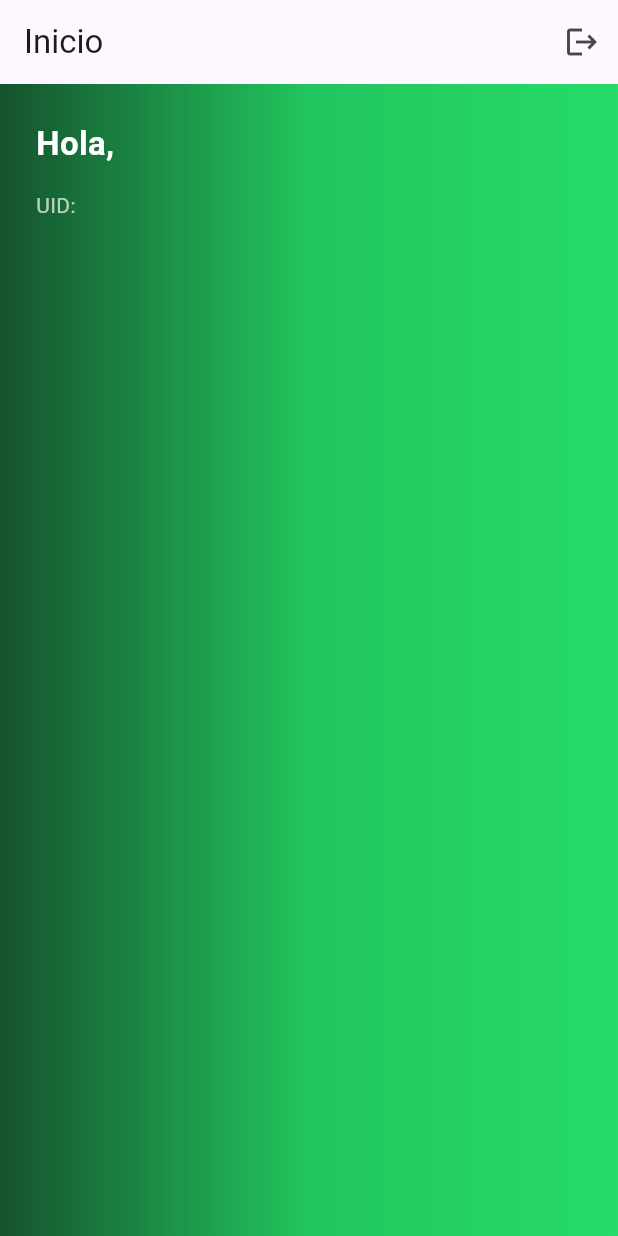
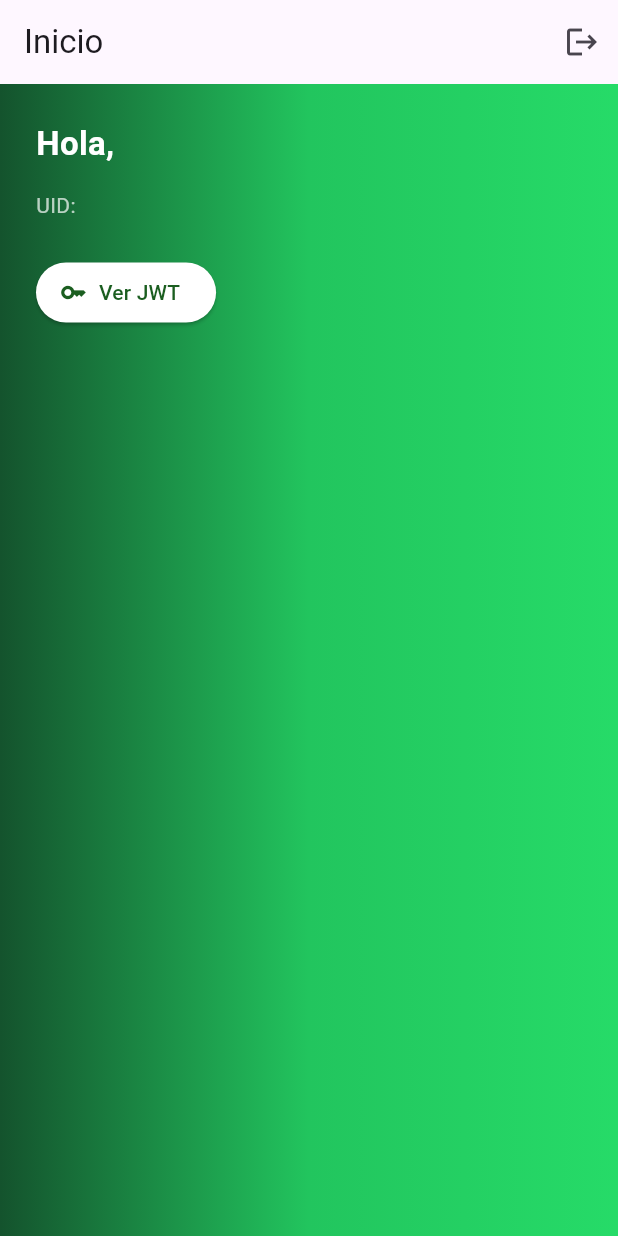
Before and after one commit to HarrySevenVader/Ruta-5-, a Flutter app: the screen it shows after launch, after a tap on "Iniciar sesión", after a tap on "Continuar con Google", on a phone screen of 412 x 824 dp. Run offline on Flutter 3.47's test engine with Material 3 defaults, Android fonts, the phone set to English and light mode, and no system bars; our stand-ins replace firebase_auth, firebase_core, google_sign_in, shared_preferences; accounts and stored records are empty.

Commit message:
Manejo de token con Shredpreferences

```diff
--- a/lib/features/auth/data/repositories/firebase_auth_repository.dart
+++ b/lib/features/auth/data/repositories/firebase_auth_repository.dart
@@ -1,5 +1,7 @@
 import 'package:firebase_auth/firebase_auth.dart' as fb;
 import 'package:google_sign_in/google_sign_in.dart';
+import 'package:flutter/foundation.dart';
+import 'package:shared_preferences/shared_preferences.dart';
 
 import '../../domain/entities/user_entity.dart';
 import '../../domain/repositories/auth_repository.dart';
@@ -11,8 +13,8 @@ class FirebaseAuthRepository implements AuthRepository {
   FirebaseAuthRepository({
     fb.FirebaseAuth? firebaseAuth,
     GoogleSignIn? googleSignIn,
-  })  : _firebaseAuth = firebaseAuth ?? fb.FirebaseAuth.instance,
-        _googleSignIn = googleSignIn ?? GoogleSignIn();
+  }) : _firebaseAuth = firebaseAuth ?? fb.FirebaseAuth.instance,
+       _googleSignIn = googleSignIn ?? GoogleSignIn();
 
   @override
   Future<UserEntity?> signInWithGoogle() async {
@@ -21,12 +23,19 @@ class FirebaseAuthRepository implements AuthRepository {
       if (googleUser == null) return null;
 
       final googleAuth = await googleUser.authentication;
+      final prefs = await SharedPreferences.getInstance();
+      prefs.setString('jwt', googleAuth.idToken ?? '');
+
+      debugPrint("TOKEN DIRECTO DE GOOGLE:");
+      debugPrint(googleAuth.idToken ?? 'sin token');
       final credential = fb.GoogleAuthProvider.credential(
         accessToken: googleAuth.accessToken,
         idToken: googleAuth.idToken,
       );
 
-      final userCredential = await _firebaseAuth.signInWithCredential(credential);
+      final userCredential = await _firebaseAuth.signInWithCredential(
+        credential,
+      );
       final user = userCredential.user;
       if (user == null) return null;
 
@@ -37,9 +46,15 @@ class FirebaseAuthRepository implements AuthRepository {
   }
 
   @override
-  Future<UserEntity?> signInWithEmailPassword(String email, String password) async {
+  Future<UserEntity?> signInWithEmailPassword(
+    String email,
+    String password,
+  ) async {
     try {
-      final userCredential = await _firebaseAuth.signInWithEmailAndPassword(email: email, password: password);
+      final userCredential = await _firebaseAuth.signInWithEmailAndPassword(
+        email: email,
+        password: password,
+      );
       return _mapFirebaseUserToEntity(userCredential.user);
     } catch (_) {
       return null;
@@ -47,9 +62,15 @@ class FirebaseAuthRepository implements AuthRepository {
   }
 
   @override
-  Future<UserEntity?> registerWithEmailPassword(String email, String password) async {
+  Future<UserEntity?> registerWithEmailPassword(
+    String email,
+    String password,
+  ) async {
     try {
-      final userCredential = await _firebaseAuth.createUserWithEmailAndPassword(email: email, password: password);
+      final userCredential = await _firebaseAuth.createUserWithEmailAndPassword(
+        email: email,
+        password: password,
+      );
       return _mapFirebaseUserToEntity(userCredential.user);
     } catch (_) {
       return null;
@@ -67,6 +88,13 @@ class FirebaseAuthRepository implements AuthRepository {
     return _firebaseAuth.userChanges().map(_mapFirebaseUserToEntity);
   }
 
+  @override
+  Future<String?> getIdToken() async {
+    final user = _firebaseAuth.currentUser;
+    if (user == null) return null;
+    return await user.getIdToken();
+  }
+
   UserEntity? _mapFirebaseUserToEntity(fb.User? user) {
     if (user == null) return null;
     return UserEntity(
--- a/lib/features/auth/domain/repositories/auth_repository.dart
+++ b/lib/features/auth/domain/repositories/auth_repository.dart
@@ -6,6 +6,7 @@ abstract class AuthRepository {
   Future<UserEntity?> registerWithEmailPassword(String email, String password);
   Future<void> signOut();
   Stream<UserEntity?> get userChanges;
+  Future<String?> getIdToken();
 }
 
 
--- a/lib/features/home/presentation/pages/home_view.dart
+++ b/lib/features/home/presentation/pages/home_view.dart
@@ -1,11 +1,20 @@
 import 'package:flutter/material.dart';
+import 'package:flutter/services.dart';
 import 'package:provider/provider.dart';
 
 import '../../../auth/data/repositories/firebase_auth_repository.dart';
 import '../../../auth/domain/entities/user_entity.dart';
 
-class HomeView extends StatelessWidget {
+class HomeView extends StatefulWidget {
   const HomeView({super.key});
+
+  @override
+  State<HomeView> createState() => _HomeViewState();
+}
+
+class _HomeViewState extends State<HomeView> {
+  String? _jwt;
+  bool _isLoading = false;
 
   @override
   Widget build(BuildContext context) {
@@ -40,7 +49,7 @@ class HomeView extends StatelessWidget {
                     Navigator.pushReplacementNamed(context, '/');
                   }
                 },
-              )
+              ),
             ],
           ),
           body: SafeArea(
@@ -61,16 +70,106 @@ class HomeView extends StatelessWidget {
               child: Column(
                 crossAxisAlignment: CrossAxisAlignment.start,
                 children: [
-                  Text('Hola, ${user.displayName ?? user.email}',
-                      style: const TextStyle(
-                        fontSize: 22,
+                  Text(
+                    'Hola, ${user.displayName ?? user.email}',
+                    style: const TextStyle(
+                      fontSize: 22,
+                      color: Colors.white,
+                      fontWeight: FontWeight.bold,
+                    ),
+                  ),
+                  const SizedBox(height: 16),
+                  Text(
+                    'UID: ${user.uid}',
+                    style: const TextStyle(color: Colors.white70),
+                  ),
+
+                  const SizedBox(height: 24),
+                  ElevatedButton.icon(
+                    icon: const Icon(Icons.key),
+                    label: const Text('Ver JWT'),
+                    style: ElevatedButton.styleFrom(
+                      foregroundColor: Colors.green[900],
+                      backgroundColor: Colors.white,
+                    ),
+                    onPressed: () async {
+                      setState(() {
+                        _isLoading = true;
+                      });
+                      try {
+                        // Asegúrate de que este método exista en tu repositorio
+                        final token = await authRepo.getIdToken();
+                        setState(() {
+                          _jwt = token;
+                          _isLoading = false;
+                        });
+                      } catch (e) {
+                        setState(() {
+                          _jwt = "Error al obtener el token: $e";
+                          _isLoading = false;
+                        });
+                      }
+                    },
+                  ),
+
+                  const SizedBox(height: 16),
+                  if (_isLoading)
+                    const Center(
+                      child: CircularProgressIndicator(color: Colors.white),
+                    ),
+
+                  if (_jwt != null && !_isLoading) ...[
+                    const Text(
+                      'JWT Token:',
+                      style: TextStyle(
+                        fontSize: 16,
                         color: Colors.white,
                         fontWeight: FontWeight.bold,
-                      )),
-                  const SizedBox(height: 16),
-                  Text('UID: ${user.uid}',
-                      style: const TextStyle(color: Colors.white70)),
-                  // Agregá más widgets personalizados aquí
+                      ),
+                    ),
+                    const SizedBox(height: 8),
+                    Container(
+                      padding: const EdgeInsets.all(12),
+                      decoration: BoxDecoration(
+                        color: Colors.white.withOpacity(0.2),
+                        borderRadius: BorderRadius.circular(8),
+                      ),
+                      child: Column(
+                        crossAxisAlignment: CrossAxisAlignment.start,
+                        children: [
+                          Text(
+                            _jwt!.length > 40
+                                ? '${_jwt!.substring(0, 40)}...'
+                                : _jwt!,
+                            style: const TextStyle(color: Colors.white),
+                          ),
+                          const SizedBox(height: 8),
+                          Row(
+                            mainAxisAlignment: MainAxisAlignment.end,
+                            children: [
+                              IconButton(
+                                icon: const Icon(
+                                  Icons.copy,
+                                  color: Colors.white,
+                                ),
+                                onPressed: () {
+                                  Clipboard.setData(ClipboardData(text: _jwt!));
+                                  ScaffoldMessenger.of(context).showSnackBar(
+                                    const SnackBar(
+                                      content: Text(
+                                        'Token copiado al portapapeles',
+                                      ),
+                                    ),
+                                  );
+                                },
+                                tooltip: 'Copiar token',
+                              ),
+                            ],
+                          ),
+                        ],
+                      ),
+                    ),
+                  ],
                 ],
               ),
             ),
--- a/lib/main.dart
+++ b/lib/main.dart
@@ -8,6 +8,7 @@ import 'features/auth/data/repositories/firebase_auth_repository.dart';
 import 'features/auth/domain/usecases/sign_in_with_google.dart';
 import 'features/auth/domain/usecases/sign_in_with_email_password.dart';
 import 'features/auth/domain/usecases/register_with_email_password.dart';
+import 'features/auth/domain/usecases/get_id_token.dart';
 
 import 'features/auth/presentation/viewmodels/login_viewmodel.dart';
 import 'features/auth/presentation/viewmodels/register_viewmodel.dart';
@@ -16,12 +17,9 @@ import 'features/auth/presentation/pages/login_view.dart';
 import 'features/auth/presentation/pages/register_view.dart';
 import 'features/home/presentation/pages/home_view.dart';
 
-
 void main() async {
   WidgetsFlutterBinding.ensureInitialized();
-  await Firebase.initializeApp(
-    options: DefaultFirebaseOptions.currentPlatform,
-  );
+  await Firebase.initializeApp(options: DefaultFirebaseOptions.currentPlatform);
 
   final authRepository = FirebaseAuthRepository();
 
@@ -29,15 +27,19 @@ void main() async {
     MultiProvider(
       providers: [
         ChangeNotifierProvider(
-          create: (_) => LoginViewModel(
-            signInWithGoogle: SignInWithGoogle(authRepository),
-            signInWithEmailPassword: SignInWithEmailPassword(authRepository),
-          ),
+          create:
+              (_) => LoginViewModel(
+                signInWithGoogle: SignInWithGoogle(authRepository),
+                signInWithEmailPassword: SignInWithEmailPassword(
+                  authRepository,
+                ),
+                getIdToken: GetIdToken(authRepository),
+              ),
         ),
         ChangeNotifierProvider(
-          create: (_) => RegisterViewModel(
-            RegisterWithEmailPassword(authRepository),
-          ),
+          create:
+              (_) =>
+                  RegisterViewModel(RegisterWithEmailPassword(authRepository)),
         ),
       ],
       child: const MyApp(),
@@ -53,10 +55,7 @@ class MyApp extends StatelessWidget {
     return MaterialApp(
       title: 'Flutter Auth Clean Architecture',
       debugShowCheckedModeBanner: false,
-      theme: ThemeData(
-        useMaterial3: true,
-        colorSchemeSeed: Colors.deepPurple,
-      ),
+      theme: ThemeData(useMaterial3: true, colorSchemeSeed: Colors.deepPurple),
       initialRoute: '/',
       routes: {
         '/': (context) => const LoginView(),
--- a/pubspec.yaml
+++ b/pubspec.yaml
@@ -41,6 +41,7 @@ dependencies:
   http: ^1.4.0
   dartz: ^0.10.1
   provider: ^6.1.5
+  shared_preferences: ^2.5.3
 
 dev_dependencies:
   flutter_test:
```
Also changed, not shown: lib/features/auth/domain/usecases/get_id_token.dart (added, +11 -0 lines), lib/features/auth/presentation/viewmodels/login_viewmodel.dart (+12 -2 lines), pubspec.lock.
